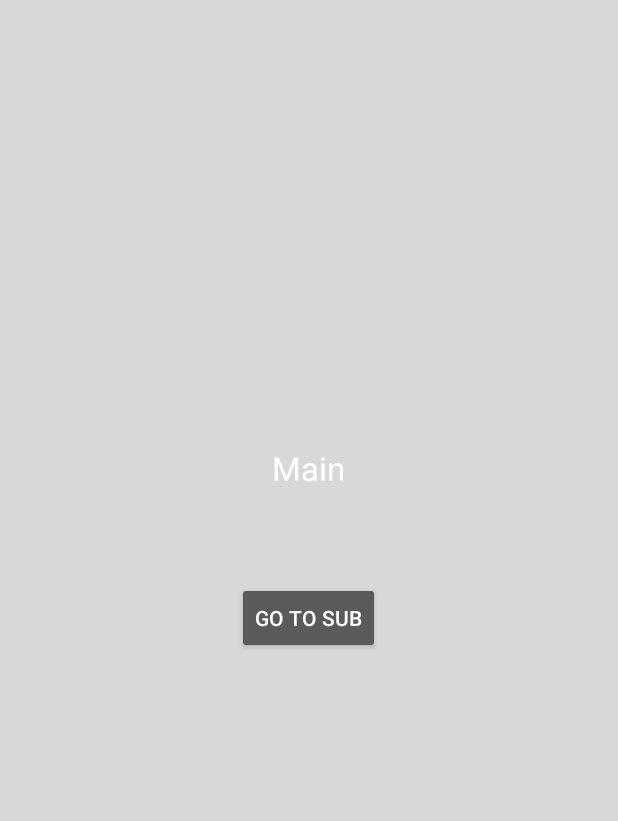
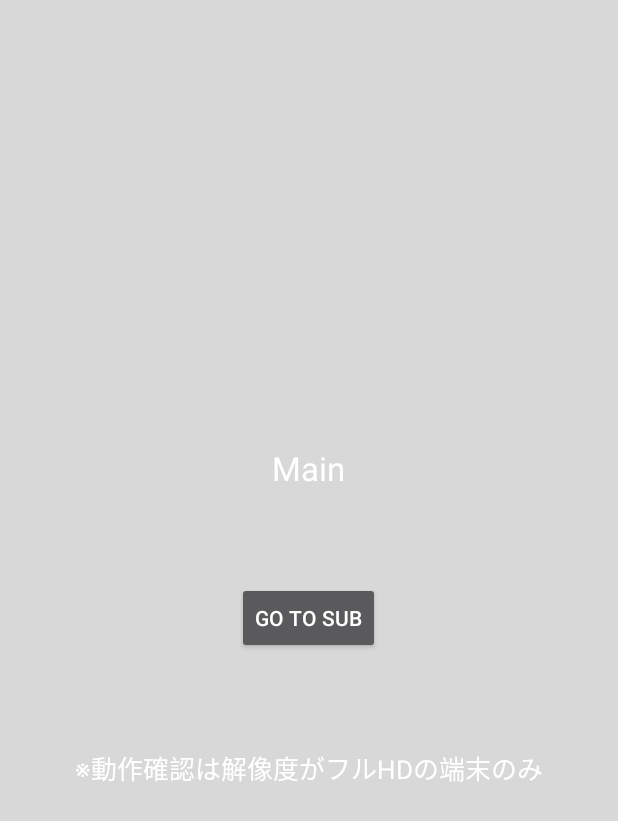
Before and after one commit to takumi-saito/ActivityTransitionTest3, an Android app: the screen it shows after launch (MainActivity), on a phone screen of 412 x 824 dp. Shown: the top 821 px of the screen. Run offline under Robolectric (Android 15) with nearby library versions, the phone set to English and light mode, and no system bars.

```diff
--- a/app/src/main/res/layout/activity_main.xml
+++ b/app/src/main/res/layout/activity_main.xml
@@ -15,6 +15,17 @@
         android:layout_alignParentTop="true"
         android:layout_centerHorizontal="true"
         android:layout_marginBottom="100dp" />
+    <TextView
+        android:layout_width="wrap_content"
+        android:layout_height="wrap_content"
+        android:textAppearance="?android:attr/textAppearanceLarge"
+        android:text="※動作確認は解像度がフルHDの端末のみ"
+        android:textSize="17dp"
+        android:id="@+id/textView_memo"
+        android:layout_gravity="center"
+        android:layout_alignParentTop="true"
+        android:layout_centerHorizontal="true"
+        android:layout_marginTop="100dp" />
 
     <Button
         android:layout_width="wrap_content"
```
Also changed, not shown: 2 other files.
